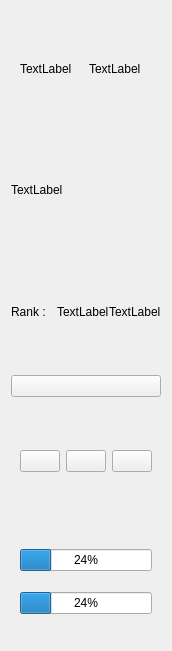
This is python_modules/main_view/profil.ui in cyril711/git-MythicWar as Qt 5 draws it before an edit. The edited form follows.
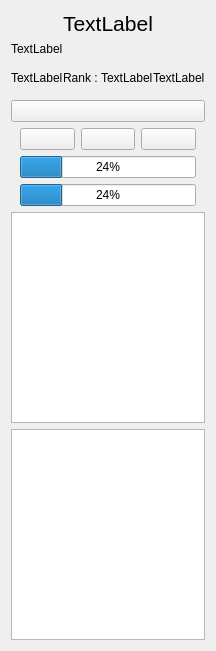
This is the edited form.

```diff
--- a/python_modules/main_view/profil.ui
+++ b/python_modules/main_view/profil.ui
@@ -24,23 +24,18 @@
   </property>
   <layout class="QVBoxLayout" name="verticalLayout">
    <item>
-    <widget class="QWidget" name="widget_3" native="true">
-     <layout class="QHBoxLayout" name="horizontalLayout_4">
-      <item>
-       <widget class="QLabel" name="warrior_name">
-        <property name="text">
-         <string>TextLabel</string>
-        </property>
-       </widget>
-      </item>
-      <item>
-       <widget class="QLabel" name="profil_completion">
-        <property name="text">
-         <string>TextLabel</string>
-        </property>
-       </widget>
-      </item>
-     </layout>
+    <widget class="QLabel" name="warrior_name">
+     <property name="font">
+      <font>
+       <pointsize>16</pointsize>
+      </font>
+     </property>
+     <property name="text">
+      <string>TextLabel</string>
+     </property>
+     <property name="alignment">
+      <set>Qt::AlignCenter</set>
+     </property>
     </widget>
    </item>
    <item>
@@ -62,6 +57,13 @@
       <property name="rightMargin">
        <number>0</number>
       </property>
+      <item>
+       <widget class="QLabel" name="profil_completion">
+        <property name="text">
+         <string>TextLabel</string>
+        </property>
+       </widget>
+      </item>
       <item>
        <widget class="QLabel" name="rank_label">
         <property name="text">
@@ -96,6 +98,15 @@
    <item>
     <widget class="QWidget" name="widget" native="true">
      <layout class="QHBoxLayout" name="horizontalLayout">
+      <property name="topMargin">
+       <number>0</number>
+      </property>
+      <property name="rightMargin">
+       <number>9</number>
+      </property>
+      <property name="bottomMargin">
+       <number>0</number>
+      </property>
       <item>
        <widget class="QPushButton" name="iconFaction">
         <property name="text">
@@ -141,6 +152,12 @@
    <item>
     <widget class="QWidget" name="widget_5" native="true">
      <layout class="QVBoxLayout" name="verticalLayout_2">
+      <property name="topMargin">
+       <number>0</number>
+      </property>
+      <property name="bottomMargin">
+       <number>0</number>
+      </property>
       <item>
        <widget class="QProgressBar" name="progressBar_life">
         <property name="sizePolicy">
@@ -170,6 +187,25 @@
      </layout>
     </widget>
    </item>
+   <item>
+    <widget class="QListWidget" name="list_selected">
+     <property name="sizePolicy">
+      <sizepolicy hsizetype="Preferred" vsizetype="Expanding">
+       <horstretch>0</horstretch>
+       <verstretch>0</verstretch>
+      </sizepolicy>
+     </property>
+     <property name="dragEnabled">
+      <bool>true</bool>
+     </property>
+     <property name="dragDropMode">
+      <enum>QAbstractItemView::DropOnly</enum>
+     </property>
+    </widget>
+   </item>
+   <item>
+    <widget class="QListWidget" name="list_selected2"/>
+   </item>
   </layout>
  </widget>
  <resources/>
```
